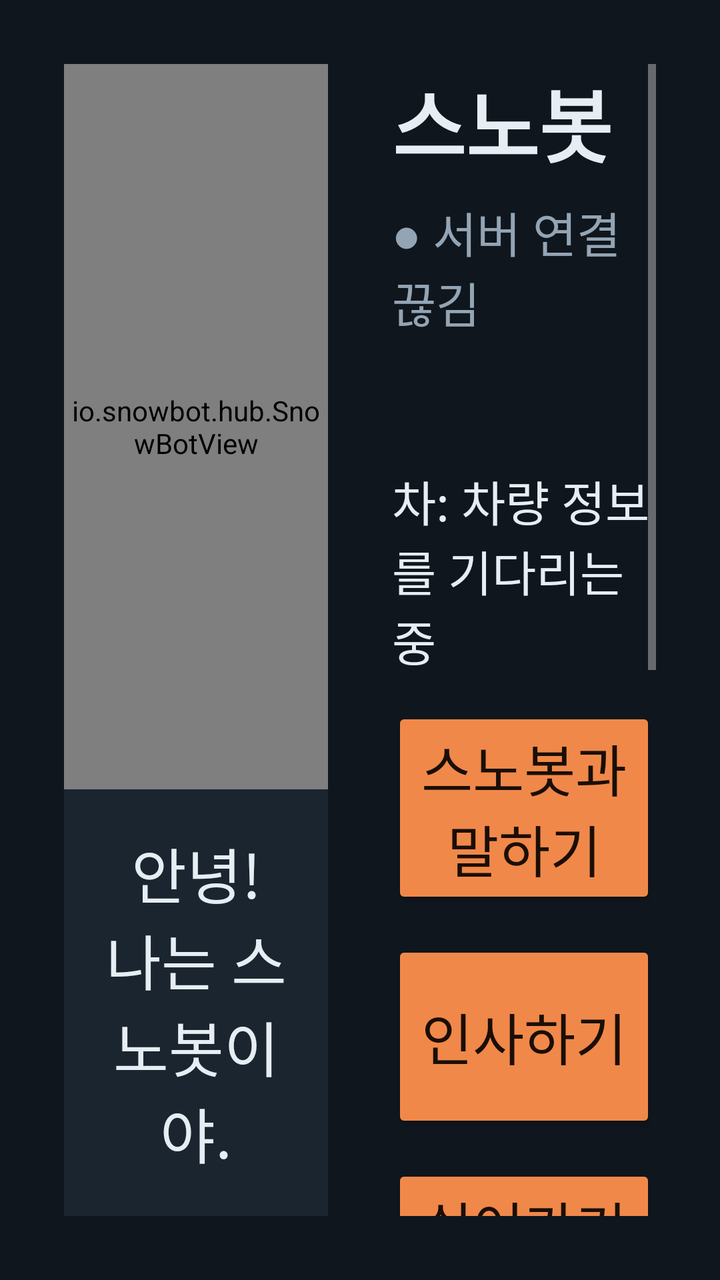
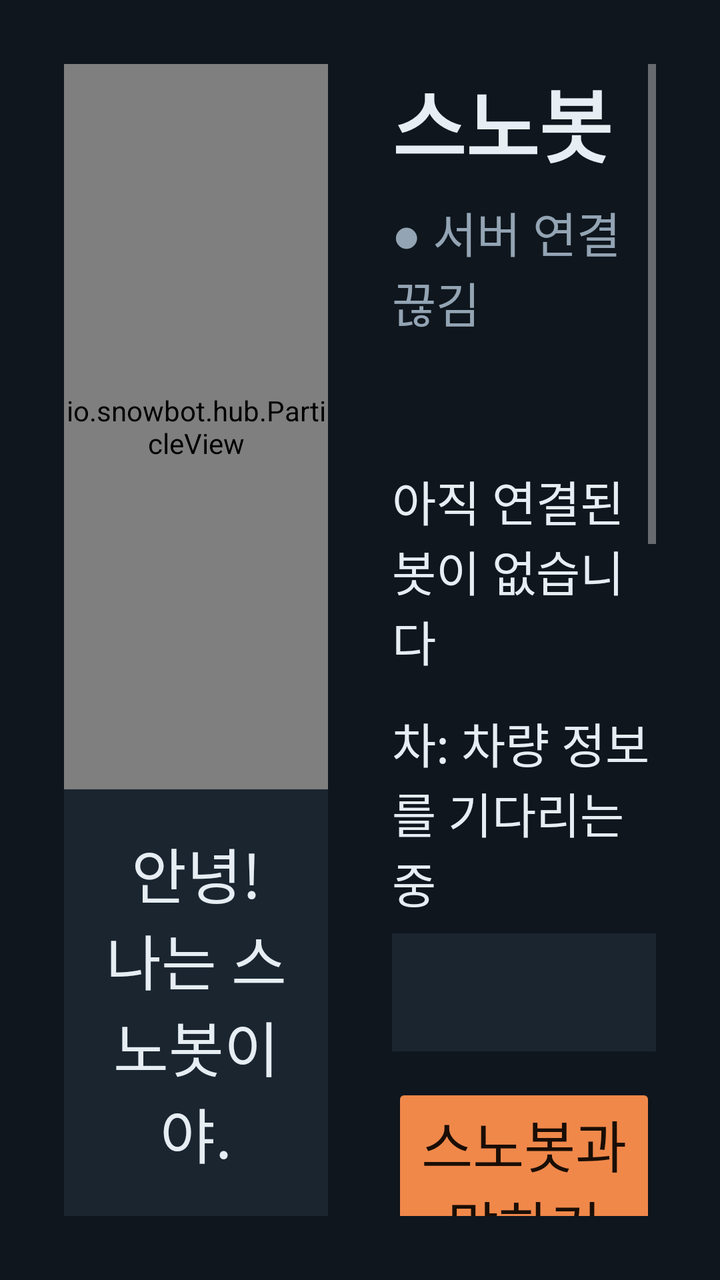

Two renders of the same Android screen: before a commit and after it. Below are the layout's source before the change and the commit's diff.
<!-- AndroidManifest.xml: application theme Theme.SnowBotHub -->
<!-- res/layout/activity_main.xml -->
<?xml version="1.0" encoding="utf-8"?>
<LinearLayout xmlns:android="http://schemas.android.com/apk/res/android"
    android:id="@+id/root"
    android:layout_width="match_parent"
    android:layout_height="match_parent"
    android:background="@color/bg"
    android:orientation="horizontal"
    android:padding="32dp">

    <LinearLayout
        android:layout_width="0dp"
        android:layout_height="match_parent"
        android:layout_weight="1"
        android:orientation="vertical">

        <io.snowbot.hub.SnowBotView
            android:id="@+id/snowbot"
            android:layout_width="match_parent"
            android:layout_height="0dp"
            android:layout_weight="1" />

        <TextView
            android:id="@+id/heard"
            style="@style/Body"
            android:layout_width="match_parent"
            android:layout_height="wrap_content"
            android:visibility="gone" />

        <TextView
            android:id="@+id/speech"
            style="@style/Speech"
            android:layout_width="match_parent"
            android:layout_height="wrap_content"
            android:text="@string/hello_line" />
    </LinearLayout>

    <ScrollView
        android:layout_width="0dp"
        android:layout_height="match_parent"
        android:layout_marginStart="32dp"
        android:layout_weight="1">

        <LinearLayout
            android:layout_width="match_parent"
            android:layout_height="wrap_content"
            android:orientation="vertical">

            <TextView
                style="@style/Title"
                android:layout_width="wrap_content"
                android:layout_height="wrap_content"
                android:text="@string/app_name" />

            <TextView
                android:id="@+id/status"
                style="@style/Status"
                android:layout_width="wrap_content"
                android:layout_height="wrap_content"
                android:text="@string/status_offline" />

            <TextView
                android:id="@+id/device"
                style="@style/Body"
                android:layout_width="match_parent"
                android:layout_height="wrap_content" />

            <TextView
                android:id="@+id/car"
                style="@style/Body"
                android:layout_width="match_parent"
                android:layout_height="wrap_content"
                android:text="@string/car_unknown" />

            
            <LinearLayout
                android:id="@+id/pairing"
                android:layout_width="match_parent"
                android:layout_height="wrap_content"
                android:orientation="vertical"
                android:visibility="gone">

                <TextView
                    style="@style/Body"
                    android:layout_width="match_parent"
                    android:layout_height="wrap_content"
                    android:text="@string/pair_help" />

                <EditText
                    android:id="@+id/device_id"
                    style="@style/Input"
                    android:layout_width="match_parent"
                    android:layout_height="wrap_content"
                    android:hint="@string/pair_device_hint"
                    android:inputType="textCapCharacters|textNoSuggestions" />

                <EditText
                    android:id="@+id/claim_code"
                    style="@style/Input"
                    android:layout_width="match_parent"
                    android:layout_height="wrap_content"
                    android:hint="@string/pair_claim_hint"
                    android:inputType="textCapCharacters|textNoSuggestions" />

                <Button
                    android:id="@+id/pair_button"
                    style="@style/Action"
                    android:layout_width="match_parent"
                    android:layout_height="wrap_content"
                    android:text="@string/pair_button" />
            </LinearLayout>

            <LinearLayout
                android:id="@+id/actions"
                android:layout_width="match_parent"
                android:layout_height="wrap_content"
                android:orientation="vertical">

                <Button
                    android:id="@+id/btn_talk"
                    style="@style/Action"
                    android:layout_width="match_parent"
                    android:layout_height="wrap_content"
                    android:text="@string/talk_start" />

                
                <Button
                    android:id="@+id/btn_greet"
                    style="@style/Action"
                    android:layout_width="match_parent"
                    android:layout_height="wrap_content"
                    android:text="@string/act_greet" />

                <Button
                    android:id="@+id/btn_rest"
                    style="@style/Action"
                    android:layout_width="match_parent"
                    android:layout_height="wrap_content"
                    android:text="@string/act_rest" />

                <Button
                    android:id="@+id/btn_worry"
                    style="@style/Action"
                    android:layout_width="match_parent"
                    android:layout_height="wrap_content"
                    android:text="@string/act_worry" />
            </LinearLayout>

            <Button
                android:id="@+id/voice_button"
                style="@style/Quiet"
                android:layout_width="wrap_content"
                android:layout_height="wrap_content"
                android:text="@string/voice_device" />

            <TextView
                android:id="@+id/air"
                style="@style/Body"
                android:layout_width="match_parent"
                android:layout_height="wrap_content"
                android:text="@string/air_unknown" />

            <Button
                android:id="@+id/unpair_button"
                style="@style/Quiet"
                android:layout_width="wrap_content"
                android:layout_height="wrap_content"
                android:text="@string/unpair" />
        </LinearLayout>
    </ScrollView>
</LinearLayout>
<!-- resources referenced by this layout -->
<resources>
  <color name="bg">#0F161D</color>
  <string name="act_greet">인사하기</string>
  <string name="act_rest">쉬어가기 제안</string>
  <string name="act_worry">걱정하기</string>
  <string name="air_unknown">실내 공기: 아직 값이 없습니다</string>
  <string name="app_name">스노봇</string>
  <string name="car_unknown">차: 차량 정보를 기다리는 중</string>
  <string name="hello_line">안녕! 나는 스노봇이야.</string>
  <string name="pair_button">짝 맺기</string>
  <string name="pair_claim_hint">등록 코드</string>
  <string name="pair_device_hint">기기 번호 (예: SNW-01-A1B2)</string>
  <string name="pair_help">스노봇 바닥의 QR 스티커에 있는 기기 번호와 등록 코드를 넣어 주세요.</string>
  <string name="status_offline">● 서버 연결 끊김</string>
  <string name="talk_start">스노봇과 말하기</string>
  <string name="unpair">짝 풀기</string>
  <string name="voice_device">목소리: 스노봇 스피커 (누르면 바뀜)</string>
  <style name="Action">
          <item name="android:textSize">28sp</item>
          <item name="android:minHeight">96dp</item>
          <item name="android:layout_marginTop">16dp</item>
          <item name="android:textColor">#1A0E06</item>
          <item name="android:backgroundTint">@color/carrot</item>
      </style>
  <style name="Body">
          <item name="android:textSize">24sp</item>
          <item name="android:textColor">@color/ink</item>
          <item name="android:layout_marginTop">16dp</item>
      </style>
  <style name="Input">
          <item name="android:textSize">26sp</item>
          <item name="android:minHeight">76dp</item>
          <item name="android:layout_marginTop">12dp</item>
          <item name="android:textColor">@color/ink</item>
          <item name="android:textColorHint">@color/muted</item>
      </style>
  <style name="Quiet">
          <item name="android:textSize">20sp</item>
          <item name="android:minHeight">76dp</item>
          <item name="android:layout_marginTop">24dp</item>
          <item name="android:textColor">@color/muted</item>
          <item name="android:background">@android:color/transparent</item>
      </style>
  <style name="Speech">
          <item name="android:textSize">30sp</item>
          <item name="android:textColor">@color/ink</item>
          <item name="android:gravity">center</item>
          <item name="android:padding">20dp</item>
          <item name="android:background">@color/surface</item>
      </style>
  <style name="Status">
          <item name="android:textSize">24sp</item>
          <item name="android:textColor">@color/muted</item>
          <item name="android:layout_marginTop">8dp</item>
      </style>
  <style name="Title">
          <item name="android:textSize">40sp</item>
          <item name="android:textStyle">bold</item>
          <item name="android:textColor">@color/ink</item>
      </style>
  <style name="Theme.SnowBotHub" parent="Theme.AppCompat.NoActionBar">
          <item name="android:windowBackground">@color/bg</item>
          <item name="android:textColor">@color/ink</item>
          <item name="colorAccent">@color/carrot</item>
      </style>
  <color name="carrot">#F0884A</color>
  <color name="ink">#E6EDF3</color>
  <color name="muted">#93A4B4</color>
  <color name="surface">#1A2530</color>
</resources>

<!-- the commit's change to res/layout/activity_main.xml (unified diff, before → after) -->
@@ -13,7 +13,7 @@
         android:layout_weight="1"
         android:orientation="vertical">
 
-        <io.snowbot.hub.SnowBotView
+        <io.snowbot.hub.ParticleView
             android:id="@+id/snowbot"
             android:layout_width="match_parent"
             android:layout_height="0dp"
@@ -64,12 +64,35 @@
                 android:layout_width="match_parent"
                 android:layout_height="wrap_content" />
 
+            
+            <TextView
+                android:id="@+id/bots"
+                style="@style/Body"
+                android:layout_width="match_parent"
+                android:layout_height="wrap_content"
+                android:text="@string/bots_none" />
+
             <TextView
                 android:id="@+id/car"
                 style="@style/Body"
                 android:layout_width="match_parent"
                 android:layout_height="wrap_content"
                 android:text="@string/car_unknown" />
+
+            
+            <TextView
+                android:id="@+id/flash"
+                style="@style/Flash"
+                android:layout_width="match_parent"
+                android:layout_height="wrap_content"
+                android:visibility="gone" />
+
+            
+            <TextView
+                android:id="@+id/panel"
+                style="@style/Panel"
+                android:layout_width="match_parent"
+                android:layout_height="wrap_content" />
 
             
             <LinearLayout
@@ -158,6 +181,13 @@
                 android:layout_width="match_parent"
                 android:layout_height="wrap_content"
                 android:text="@string/air_unknown" />
+
+            <Button
+                android:id="@+id/add_bot_button"
+                style="@style/Quiet"
+                android:layout_width="wrap_content"
+                android:layout_height="wrap_content"
+                android:text="@string/add_bot" />
 
             <Button
                 android:id="@+id/unpair_button"
<!-- resource entries referenced after the edit -->
@@ -4,8 +4,10 @@
   <string name="act_greet">인사하기</string>
   <string name="act_rest">쉬어가기 제안</string>
   <string name="act_worry">걱정하기</string>
+  <string name="add_bot">봇 추가</string>
   <string name="air_unknown">실내 공기: 아직 값이 없습니다</string>
   <string name="app_name">스노봇</string>
+  <string name="bots_none">아직 연결된 봇이 없습니다</string>
   <string name="car_unknown">차: 차량 정보를 기다리는 중</string>
   <string name="hello_line">안녕! 나는 스노봇이야.</string>
   <string name="pair_button">짝 맺기</string>
@@ -28,12 +30,26 @@
           <item name="android:textColor">@color/ink</item>
           <item name="android:layout_marginTop">16dp</item>
       </style>
+  <style name="Flash">
+          <item name="android:textSize">34sp</item>
+          <item name="android:textStyle">bold</item>
+          <item name="android:textColor">@color/carrot</item>
+          <item name="android:layout_marginTop">16dp</item>
+      </style>
   <style name="Input">
           <item name="android:textSize">26sp</item>
           <item name="android:minHeight">76dp</item>
           <item name="android:layout_marginTop">12dp</item>
           <item name="android:textColor">@color/ink</item>
           <item name="android:textColorHint">@color/muted</item>
+      </style>
+  <style name="Panel">
+          <item name="android:textSize">20sp</item>
+          <item name="android:textColor">@color/muted</item>
+          <item name="android:lineSpacingExtra">4dp</item>
+          <item name="android:layout_marginTop">8dp</item>
+          <item name="android:padding">16dp</item>
+          <item name="android:background">@color/surface</item>
       </style>
   <style name="Quiet">
           <item name="android:textSize">20sp</item>
